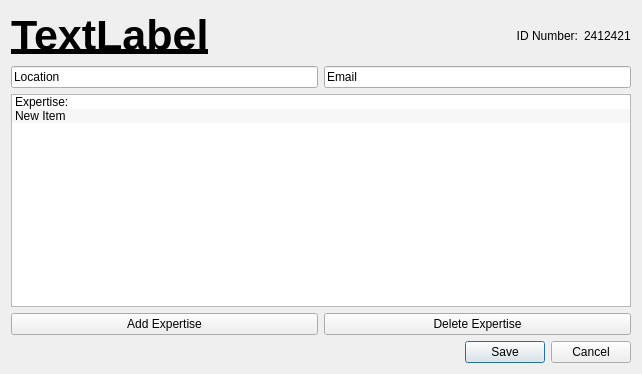
Above: EditUser.ui from CDDDJ-A-2015/Project before the change. Below: the same form after it.
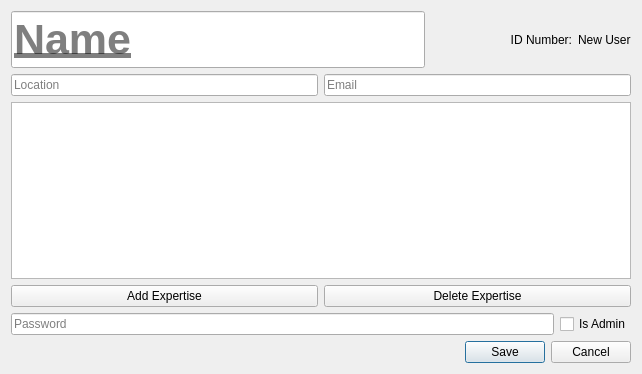
That is the form after the change.

Diff of the .ui file:
```diff
--- a/EditUser.ui
+++ b/EditUser.ui
@@ -17,7 +17,13 @@
    <item>
     <layout class="QHBoxLayout" name="horizontalLayout_3">
      <item>
-      <widget class="QLabel" name="lName">
+      <widget class="QLineEdit" name="eName">
+       <property name="sizePolicy">
+        <sizepolicy hsizetype="Preferred" vsizetype="Fixed">
+         <horstretch>0</horstretch>
+         <verstretch>0</verstretch>
+        </sizepolicy>
+       </property>
        <property name="font">
         <font>
          <pointsize>32</pointsize>
@@ -26,8 +32,8 @@
          <underline>true</underline>
         </font>
        </property>
-       <property name="text">
-        <string>TextLabel</string>
+       <property name="placeholderText">
+        <string>Name</string>
        </property>
       </widget>
      </item>
@@ -50,20 +56,20 @@
         </sizepolicy>
        </property>
        <property name="text">
-        <string>2412421</string>
+        <string>New User</string>
        </property>
       </widget>
      </item>
     </layout>
    </item>
-   <item>
-    <layout class="QHBoxLayout" name="horizontalLayout_4"/>
-   </item>
    <item>
     <layout class="QHBoxLayout" name="horizontalLayout">
      <item>
       <widget class="QLineEdit" name="eLocation">
        <property name="text">
+        <string/>
+       </property>
+       <property name="placeholderText">
         <string>Location</string>
        </property>
       </widget>
@@ -71,6 +77,9 @@
      <item>
       <widget class="QLineEdit" name="eEmail">
        <property name="text">
+        <string/>
+       </property>
+       <property name="placeholderText">
         <string>Email</string>
        </property>
       </widget>
@@ -82,22 +91,6 @@
      <property name="alternatingRowColors">
       <bool>true</bool>
      </property>
-     <item>
-      <property name="text">
-       <string>Expertise:</string>
-      </property>
-      <property name="flags">
-       <set>ItemIsSelectable|ItemIsEditable|ItemIsDragEnabled|ItemIsDropEnabled|ItemIsUserCheckable|ItemIsEnabled</set>
-      </property>
-     </item>
-     <item>
-      <property name="text">
-       <string>New Item</string>
-      </property>
-      <property name="flags">
-       <set>ItemIsSelectable|ItemIsEditable|ItemIsDragEnabled|ItemIsUserCheckable|ItemIsEnabled</set>
-      </property>
-     </item>
     </widget>
    </item>
    <item>
@@ -118,6 +111,35 @@
      </item>
     </layout>
    </item>
+   <item>
+    <widget class="QWidget" name="wNewUser" native="true">
+     <layout class="QHBoxLayout" name="horizontalLayout_4">
+      <property name="margin">
+       <number>0</number>
+      </property>
+      <item>
+       <widget class="QLineEdit" name="ePassword">
+        <property name="inputMask">
+         <string notr="true"/>
+        </property>
+        <property name="echoMode">
+         <enum>QLineEdit::Password</enum>
+        </property>
+        <property name="placeholderText">
+         <string>Password</string>
+        </property>
+       </widget>
+      </item>
+      <item>
+       <widget class="QCheckBox" name="cIsAdmin">
+        <property name="text">
+         <string>Is Admin</string>
+        </property>
+       </widget>
+      </item>
+     </layout>
+    </widget>
+   </item>
    <item>
     <widget class="QDialogButtonBox" name="buttonBox">
      <property name="orientation">
```
